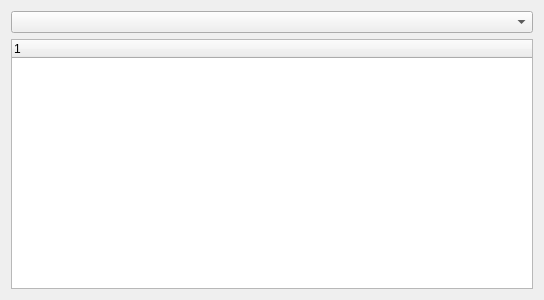
The window that src/datacube_query/ui/widget_product.ui (opendatacube/datacube-qgis) describes before a commit, drawn with Qt 5.
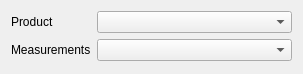
The same window after the commit. Custom widgets are drawn as their Qt base class.

Commit message: Implement a date range parameter with custom widget

The edit to the form file:
```diff
--- a/src/datacube_query/ui/widget_product.ui
+++ b/src/datacube_query/ui/widget_product.ui
@@ -6,28 +6,43 @@
    <rect>
     <x>0</x>
     <y>0</y>
-    <width>544</width>
-    <height>300</height>
+    <width>303</width>
+    <height>74</height>
    </rect>
   </property>
   <property name="windowTitle">
    <string>Form</string>
   </property>
-  <layout class="QVBoxLayout" name="verticalLayout">
-   <item>
-    <widget class="QComboBox" name="cb_prod_type"/>
+  <layout class="QFormLayout" name="formLayout">
+   <item row="0" column="0">
+    <widget class="QLabel" name="lbl_product">
+     <property name="text">
+      <string>Product</string>
+     </property>
+    </widget>
    </item>
-   <item>
-    <widget class="QTreeWidget" name="tw_prod_meas">
-     <column>
-      <property name="text">
-       <string notr="true">1</string>
-      </property>
-     </column>
+   <item row="0" column="1">
+    <widget class="QComboBox" name="cbx_products"/>
+   </item>
+   <item row="1" column="0">
+    <widget class="QLabel" name="lbl_measurements">
+     <property name="text">
+      <string>Measurements</string>
+     </property>
     </widget>
    </item>
+   <item row="1" column="1">
+    <widget class="QgsCheckableComboBox" name="mComboBox"/>
+   </item>
   </layout>
  </widget>
+ <customwidgets>
+  <customwidget>
+   <class>QgsCheckableComboBox</class>
+   <extends>QComboBox</extends>
+   <header>qgscheckablecombobox.h</header>
+  </customwidget>
+ </customwidgets>
  <resources/>
  <connections/>
 </ui>
```
The commit also changes 3 other files.
